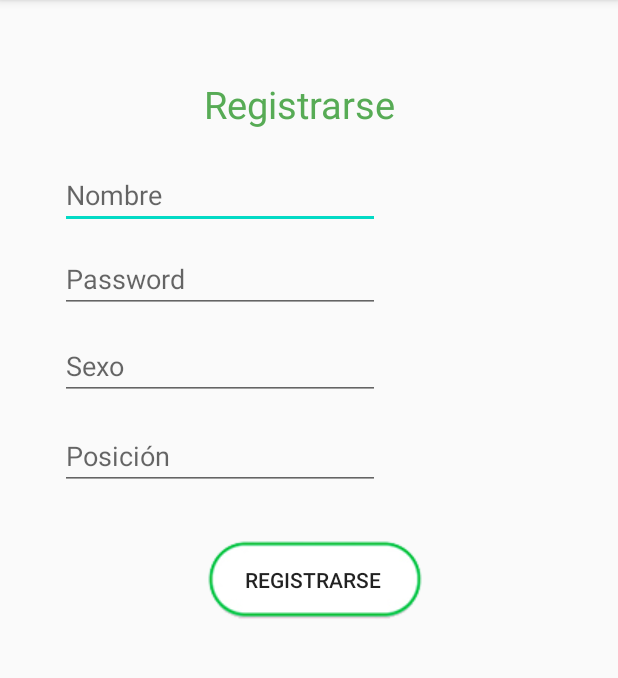
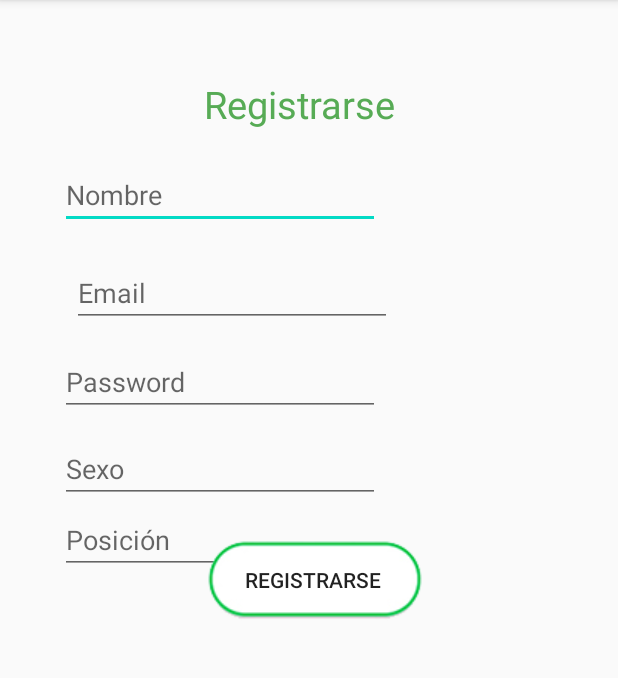
Before and after one commit to andylarquy/futbollers-android, an Android app: the SignUpActivity screen opened directly, with no data from a screen before it, after a tap on "REGISTRARSE", on a phone screen of 412 x 824 dp, the part 84-762 px from its top. Run offline under Robolectric (Android 15) with nearby library versions, the phone set to English and light mode, and no system bars; our stand-ins replace Volley, data binding; network calls fail.

Commit message:
Implementado post signUp

```diff
--- a/app/src/main/java/ar/edu/unsam/proyecto/futbollers/activities/SignUpActivity.kt
+++ b/app/src/main/java/ar/edu/unsam/proyecto/futbollers/activities/SignUpActivity.kt
@@ -2,6 +2,7 @@ package ar.edu.unsam.proyecto.futbollers.activities
 
 import android.content.Intent
 import android.os.Bundle
+import android.util.Log
 import android.widget.Toast
 import androidx.appcompat.app.AppCompatActivity
 import androidx.databinding.DataBindingUtil
@@ -9,11 +10,13 @@ import ar.edu.unsam.proyecto.futbollers.R
 import ar.edu.unsam.proyecto.futbollers.databinding.ActivityLoginBinding
 import ar.edu.unsam.proyecto.futbollers.databinding.ActivitySignUpBinding
 import ar.edu.unsam.proyecto.futbollers.domain.Usuario
+import ar.edu.unsam.proyecto.futbollers.services.SignUpService
 import kotlinx.android.synthetic.main.activity_sign_up.*
 
 class SignUpActivity : AppCompatActivity() {
 
     val usuarioNuevo: Usuario = Usuario()
+    val signUpService: SignUpService = SignUpService
 
     override fun onCreate(savedInstanceState: Bundle?) {
         super.onCreate(savedInstanceState)
@@ -23,10 +26,16 @@ class SignUpActivity : AppCompatActivity() {
         binding.setUsuarioNuevo(usuarioNuevo)
 
         btn_signUp.setOnClickListener(){
-            Toast.makeText(this@SignUpActivity, usuarioNuevo.nombre, Toast.LENGTH_LONG).show()
+            signUpService.postUsuarioNuevo(this@SignUpActivity, usuarioNuevo, ::callbackSignUpUsuario)
+            Log.i("SignUpActivity", "Raviol")
 
         }
 
+    }
+
+    fun callbackSignUpUsuario(){
+        //GoTo Login con el usuario creado
+        Toast.makeText(this@SignUpActivity, "Bienvenido"+ usuarioNuevo.nombre, Toast.LENGTH_LONG).show()
     }
 
 
--- a/app/src/main/java/ar/edu/unsam/proyecto/futbollers/services/Constants.kt
+++ b/app/src/main/java/ar/edu/unsam/proyecto/futbollers/services/Constants.kt
@@ -4,5 +4,5 @@ object Constants {
      const val BASE_URL_MOCK = "https://my-json-server.typicode.com/andylarquy/mock-rest-api-futbollers"
 
      //INGRESAR IP DEL BACK
-     const val BASE_URL = "http://192.168.0.143:9000"
+     const val BASE_URL = "http://192.168.0.21:9000"
 }
--- /dev/null
+++ b/app/src/main/java/ar/edu/unsam/proyecto/futbollers/services/SignUpService.kt
@@ -0,0 +1,50 @@
+package ar.edu.unsam.proyecto.futbollers.services
+
+import android.content.Context
+import android.util.Log
+import android.widget.Toast
+import ar.edu.unsam.proyecto.futbollers.domain.Usuario
+import com.android.volley.*
+import com.android.volley.toolbox.JsonObjectRequest
+import com.android.volley.toolbox.StringRequest
+import com.android.volley.toolbox.Volley
+import org.json.JSONObject
+
+object SignUpService {
+    fun postUsuarioNuevo(context: Context, usuarioNuevo: Usuario, callback: () -> Unit) {
+
+        val queue = Volley.newRequestQueue(context)
+        val url = "${Constants.BASE_URL}/usuario"
+
+        val request = JsonObjectRequest(
+            Request.Method.POST, url, Usuario().toJson(usuarioNuevo),
+            Response.Listener<JSONObject>{ response ->
+                Log.i("SignUpActivity", "todo bien")
+
+                Log.i("SignUpActivity", response.toString())
+                callback()
+            },
+            Response.ErrorListener {
+                Log.i("SignUpActivity", "todo mal")
+               handleError(context, it)
+            })
+        request.retryPolicy = DefaultRetryPolicy(250, 3, 1F)
+
+        queue.add(request)
+        Log.i("SignUpActivity", "fin")
+    }
+
+    fun handleError(context: Context, error: VolleyError) {
+        Log.i("SignUpActivity", "[DEBUG]: API Rest Error: +" + error.toString())
+        if (error is AuthFailureError) {
+            Toast.makeText(context, "Las credenciales son invalidas", Toast.LENGTH_SHORT).show()
+        } else if (error is ClientError) {
+            Toast.makeText(context, "Ese mail ya pertenece a un usuario", Toast.LENGTH_SHORT).show()
+        } else if(error is NoConnectionError){
+            Toast.makeText(context, "Revise su conexion a internet", Toast.LENGTH_SHORT).show()
+        }
+
+    }
+
+
+}
--- a/app/src/main/res/layout/activity_sign_up.xml
+++ b/app/src/main/res/layout/activity_sign_up.xml
@@ -43,6 +43,24 @@
         app:layout_constraintTop_toTopOf="parent"
         app:layout_constraintVertical_bias="0.152" />
 
+
+    <EditText
+        android:id="@+id/input_email"
+        android:layout_width="wrap_content"
+        android:layout_height="wrap_content"
+        android:layout_marginStart="48dp"
+        android:layout_marginLeft="48dp"
+        android:layout_marginBottom="16dp"
+        android:autofillHints=""
+        android:ems="10"
+        android:hint="@string/input_email"
+        android:inputType="textEmailAddress"
+        android:text="@={usuarioNuevo.email}"
+        app:layout_constraintBottom_toBottomOf="parent"
+        app:layout_constraintStart_toStartOf="parent"
+        app:layout_constraintTop_toTopOf="parent"
+        app:layout_constraintVertical_bias="0.244" />
+
     <EditText
         android:id="@+id/input_password"
         android:layout_width="wrap_content"
@@ -58,8 +76,7 @@
         app:layout_constraintHorizontal_bias="0.202"
         app:layout_constraintStart_toStartOf="parent"
         app:layout_constraintTop_toTopOf="parent"
-        app:layout_constraintVertical_bias="0.231" />
-
+        app:layout_constraintVertical_bias="0.328" />
 
     <EditText
         android:id="@+id/input_sexo"
@@ -76,7 +93,7 @@
         app:layout_constraintHorizontal_bias="0.202"
         app:layout_constraintStart_toStartOf="parent"
         app:layout_constraintTop_toTopOf="parent"
-        app:layout_constraintVertical_bias="0.313" />
+        app:layout_constraintVertical_bias="0.41" />
 
     <EditText
         android:id="@+id/input_posicion"
@@ -93,7 +110,7 @@
         app:layout_constraintHorizontal_bias="0.202"
         app:layout_constraintStart_toStartOf="parent"
         app:layout_constraintTop_toTopOf="parent"
-        app:layout_constraintVertical_bias="0.398" />
+        app:layout_constraintVertical_bias="0.477" />
 
     <Button
         android:id="@+id/btn_signUp"
--- a/app/src/main/res/xml/network_security_config.xml
+++ b/app/src/main/res/xml/network_security_config.xml
@@ -3,6 +3,6 @@
     <domain-config cleartextTrafficPermitted="true">
         <domain includeSubdomains="true">https://my-json-server.typicode.com/andylarquy/rest-api-futbollers</domain>
         <domain includeSubdomains="true">https://my-json-server.typicode.com</domain>
-        <domain includeSubdomains="true">192.168.0.143</domain>
+        <domain includeSubdomains="true">192.168.0.21</domain>
     </domain-config>
 </network-security-config>
```
